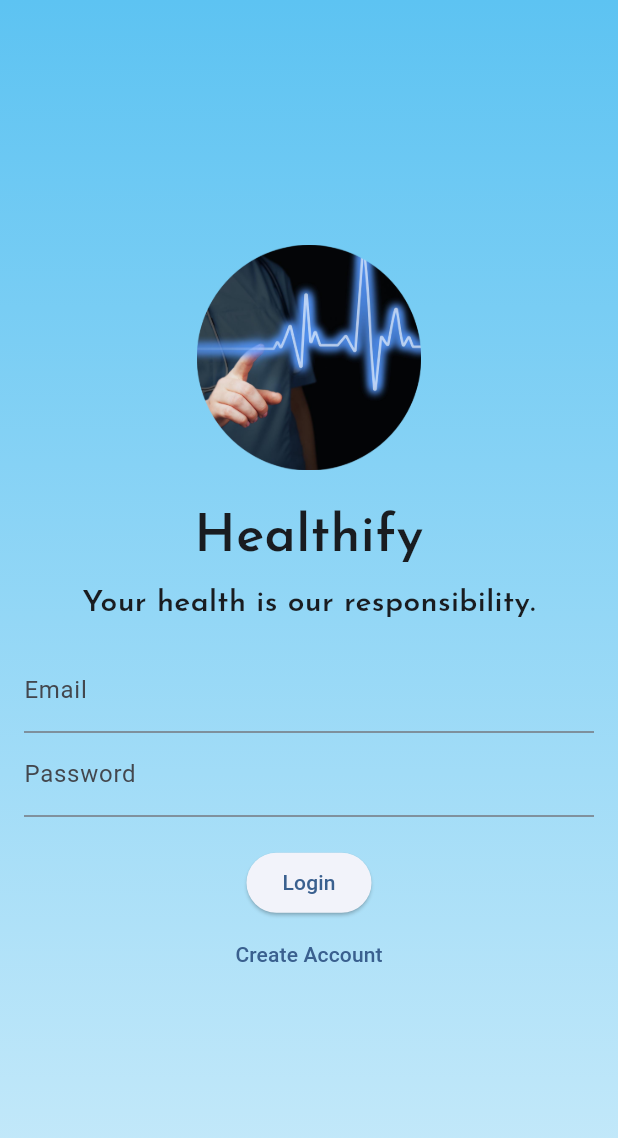
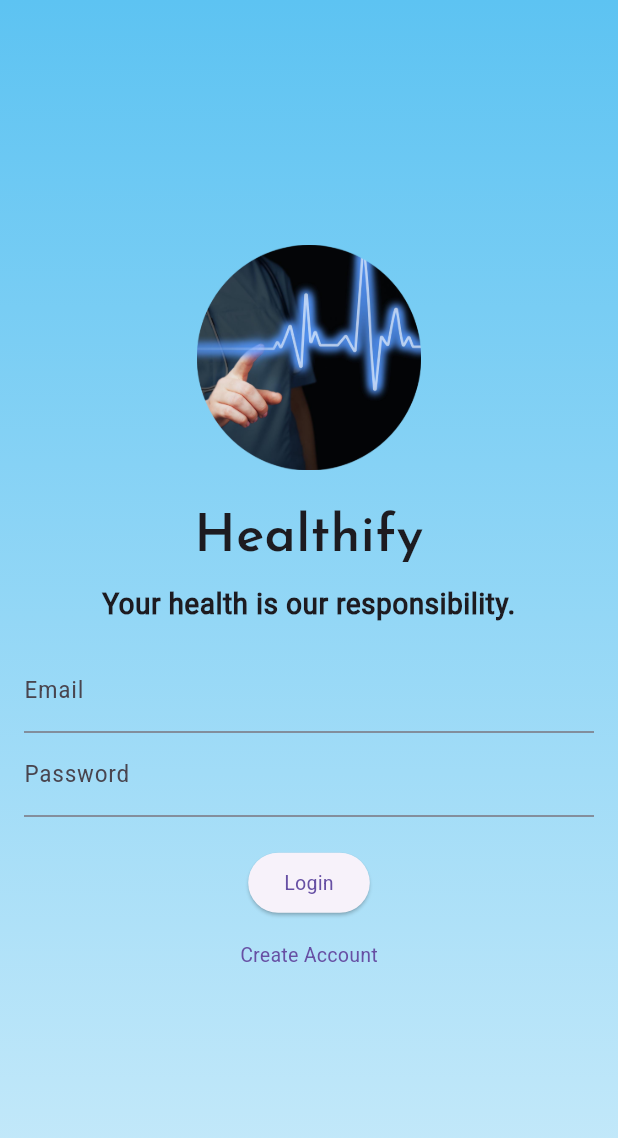
Before and after one commit to chamodlw/firebasic, a Flutter app: the screen it shows after launch, on a phone screen of 412 x 824 dp. Shown: the top 1138 px of the screen. Run offline on Flutter 3.47's test engine with Material 3 defaults, Android fonts, the phone set to English and light mode, and no system bars; our stand-ins replace auto_route, firebase_auth, firebase_core; accounts and stored records are empty.

Commit message:
autoroute ok

```diff
--- a/lib/main.dart
+++ b/lib/main.dart
@@ -1,7 +1,7 @@
 // main.dart
+import 'package:fire2/routes/app_router.dart';
 import 'package:flutter/material.dart';
 import 'package:firebase_core/firebase_core.dart';
-import 'login.dart';
 
 void main() async {
   WidgetsFlutterBinding.ensureInitialized();
@@ -12,14 +12,9 @@ void main() async {
 class MyApp extends StatelessWidget {
   @override
   Widget build(BuildContext context) {
-    return MaterialApp(
-      title: 'Firebase Auth',
-      debugShowCheckedModeBanner: false,
-      home: LoginPage(), // Navigate to LoginPage at the start
-      theme: ThemeData(
-        colorScheme: ColorScheme.fromSeed(seedColor: const Color.fromRGBO(17, 142, 245, 1)),
-        useMaterial3: true,
-      ),
+    AppRouter appRouter = AppRouter();
+    return MaterialApp.router(
+      routerConfig: appRouter.config(),
     );
   }
 }
--- /dev/null
+++ b/lib/routes/app_router.dart
@@ -0,0 +1,16 @@
+import 'package:auto_route/auto_route.dart';
+import 'package:fire2/homepage.dart';
+import 'package:fire2/login.dart';
+import 'package:fire2/signup.dart';
+part 'app_router.gr.dart';
+
+@AutoRouterConfig()
+class AppRouter extends _$AppRouter {
+ List<AutoRoute> get routes => [
+  AutoRoute(page: LoginRoute.page , initial: true),
+  AutoRoute(page: SignupRoute.page),
+  AutoRoute(page: HomeRoute.page),
+
+ ];
+
+}
--- a/lib/styles/styles.dart
+++ b/lib/styles/styles.dart
@@ -8,7 +8,7 @@ class Styles {
   );
 
   static const TextStyle title2 = TextStyle(
-    fontFamily: 'JosefinSans',
+    fontFamily: 'Roboto',
     fontSize: 20,
     fontWeight: FontWeight.bold,
   );
--- a/pubspec.yaml
+++ b/pubspec.yaml
@@ -32,6 +32,7 @@ dependencies:
     sdk: flutter
   # firebase_core: ^2.10.0
   firebase_auth: ^4.4.0
+  auto_route: ^8.3.0
 
 
 
@@ -44,7 +45,7 @@ dependencies:
 dev_dependencies:
   flutter_test:
     sdk: flutter
-
+  auto_route_generator: ^8.1.0
   # The "flutter_lints" package below contains a set of recommended lints to
   # encourage good coding practices. The lint set provided by the package is
   # activated in the `analysis_options.yaml` file located at the root of your
@@ -63,6 +64,9 @@ flutter:
     - family: JosefinSans
       fonts:
         - asset: assets/fonts/JosefinSans-SemiBold.ttf
+    - family: Roboto
+      fonts:
+        - asset: assets/fonts/Roboto_SemiCondensed-Regular.ttf
   # The following line ensures that the Material Icons font is
   # included with your application, so that you can use the icons in
   # the material Icons class.
```
Also changed, not shown: lib/components/show_alert.dart (added, +44 -0 lines), lib/homepage.dart (+12 -11 lines), lib/login.dart (+4 -4 lines), lib/signup.dart (+4 -4 lines), assets/fonts/Roboto_SemiCondensed-Regular.ttf (added), lib/routes/app_router.gr.dart (added), pubspec.lock.
